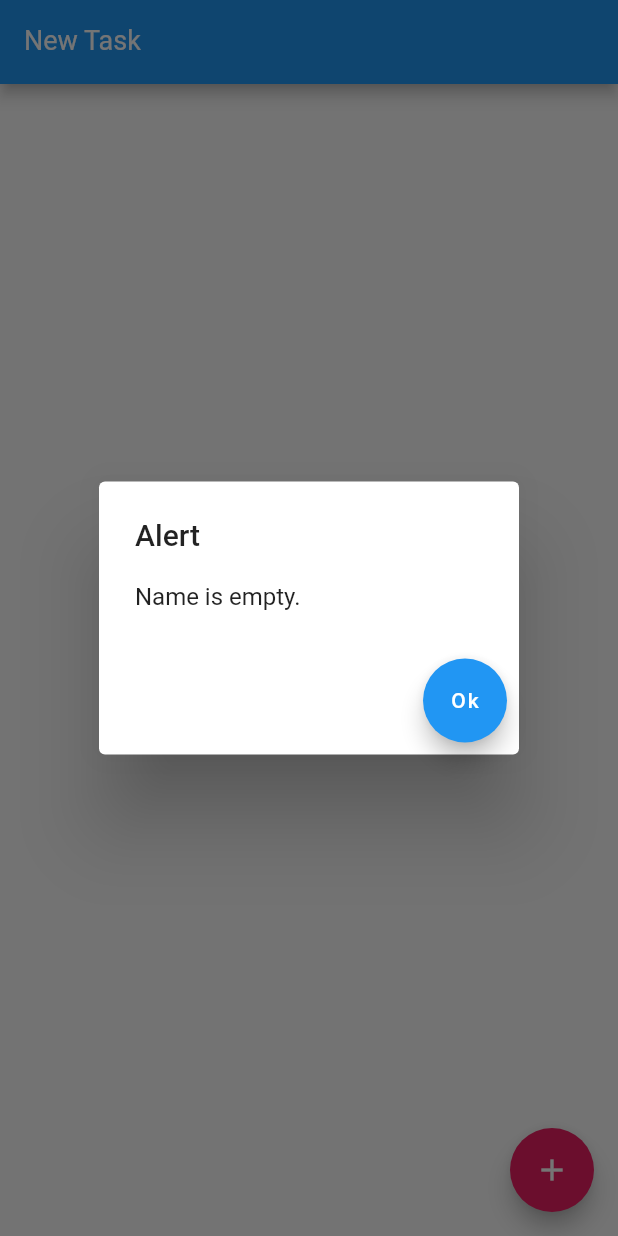
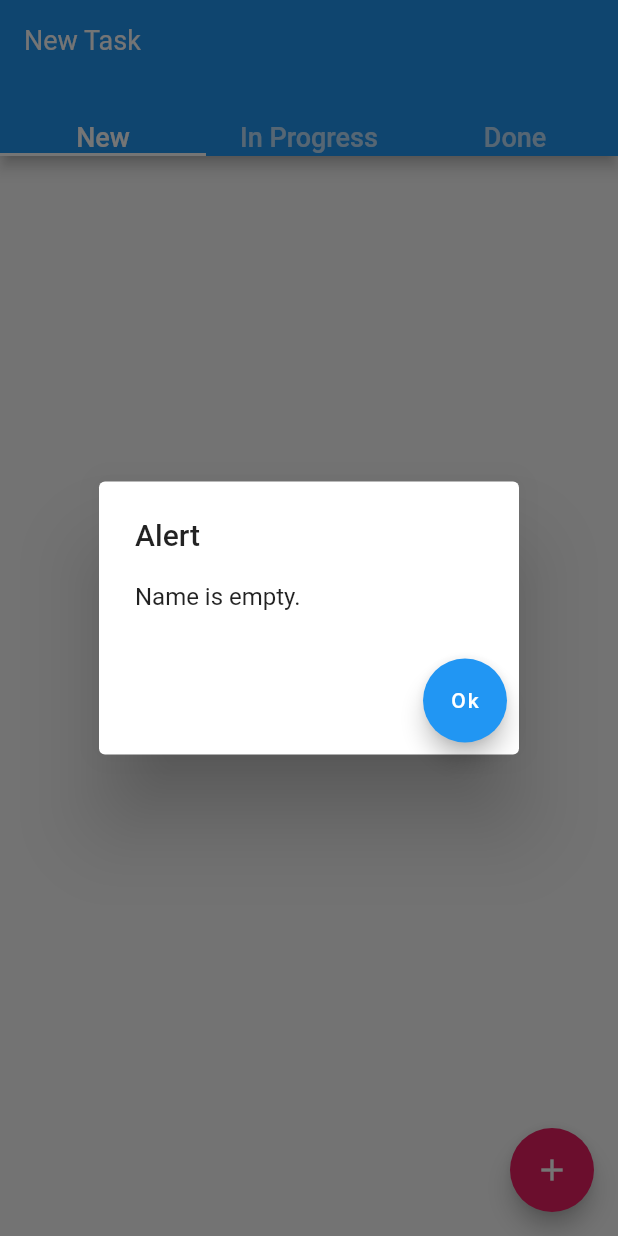
Before and after one commit to leoee/flutters-basic-crud, a Flutter app: the screen it shows after launch, after a tap on the "add" icon, on a phone screen of 412 x 824 dp. Run offline on Flutter 3.47's test engine with Material 2 defaults, Android fonts, the phone set to English and light mode, and no system bars; our stand-ins replace cloud_firestore; accounts and stored records are empty.

Commit message:
Add horizontal tabs and filter by status

```diff
--- a/lib/main.dart
+++ b/lib/main.dart
@@ -22,17 +22,20 @@ class MyApp extends StatelessWidget {
 }
 
 class MyHomePage extends StatefulWidget {
-  var items = new List<Item>();
-
   @override
   _MyHomePageState createState() => _MyHomePageState();
 }
 
 class _MyHomePageState extends State<MyHomePage> {
-  var newTaskCtrl = TextEditingController();
+  var _newTaskCtrl = TextEditingController();
+  var _currentSnapshots = Firestore.instance
+      .collection('tasks')
+      .where("status", isEqualTo: "new")
+      .snapshots();
+  int _currentTabView = 0;
 
-  void add() {
-    if (newTaskCtrl.text.isEmpty) {
+  Future<void> add() async {
+    if (_newTaskCtrl.text.isEmpty) {
       showDialog(
           context: context,
           builder: (BuildContext context) {
@@ -51,41 +54,74 @@ class _MyHomePageState extends State<MyHomePage> {
           });
       return;
     }
-    setState(() async {
-      var item = Item(title: newTaskCtrl.text, done: false);
+    var task = Task(title: _newTaskCtrl.text, done: false);
     CollectionReference dbReplies = Firestore.instance.collection('tasks');
-      await Firestore.instance
-          .runTransaction((Transaction myTransaction) async {
-        await dbReplies.add(item.toJson());
+    await Firestore.instance.runTransaction((Transaction myTransaction) async {
+      await dbReplies.add(task.toJson());
     });
-      newTaskCtrl.clear();
+    _newTaskCtrl.clear();
+  }
+
+  Future<void> remove(AsyncSnapshot snapshot, int index) async {
+    await Firestore.instance.runTransaction((Transaction myTransaction) async {
+      await myTransaction.delete(snapshot.data.documents[index].reference);
     });
   }
 
-  void remove(AsyncSnapshot snapshot, int index) {
-    setState(() async {
-      await Firestore.instance
-          .runTransaction((Transaction myTransaction) async {
-        await myTransaction.delete(snapshot.data.documents[index].reference);
-      });
-    });
-  }
-
-  void update(String itemID, bool value) {
-    setState(() async {
+  Future<void> update(String itemID, bool value) async {
     await Firestore.instance
         .collection('tasks')
         .document(itemID)
         .updateData(<String, dynamic>{'done': value});
-    });
   }
 
   @override
   Widget build(BuildContext context) {
-    return Scaffold(
+    return DefaultTabController(
+      length: 3,
+      child: Scaffold(
         appBar: AppBar(
+          bottom: TabBar(
+            onTap: (tab) {
+              _currentTabView = tab;
+              var filter = "";
+              if (tab == 0) {
+                filter = "new";
+              } else if (tab == 1) {
+                filter = "progress";
+              } else {
+                filter = "done";
+              }
+              setState(() {
+                _currentSnapshots = Firestore.instance
+                    .collection('tasks')
+                    .where("status", isEqualTo: filter)
+                    .snapshots();
+              });
+            },
+            tabs: <Widget>[
+              Text(
+                "New",
+                style: TextStyle(
+                  fontSize: 18,
+                ),
+              ),
+              Text(
+                "In Progress",
+                style: TextStyle(
+                  fontSize: 18,
+                ),
+              ),
+              Text(
+                "Done",
+                style: TextStyle(
+                  fontSize: 18,
+                ),
+              ),
+            ],
+          ),
           title: TextFormField(
-          controller: newTaskCtrl,
+            controller: _newTaskCtrl,
             keyboardType: TextInputType.emailAddress,
             style: TextStyle(
               color: Colors.white,
@@ -98,7 +134,7 @@ class _MyHomePageState extends State<MyHomePage> {
           ),
         ),
         body: StreamBuilder(
-        stream: Firestore.instance.collection('tasks').snapshots(),
+          stream: _currentSnapshots,
           builder: (BuildContext context, AsyncSnapshot snapshot) {
             if (snapshot.hasError) {
               return Text("Error: ${snapshot.error}");
@@ -141,6 +177,7 @@ class _MyHomePageState extends State<MyHomePage> {
           child: Icon(Icons.add),
           backgroundColor: Colors.pink,
         ),
+      ),
     );
   }
 }
```
Lines whose indentation alone changed are shown as unchanged.
